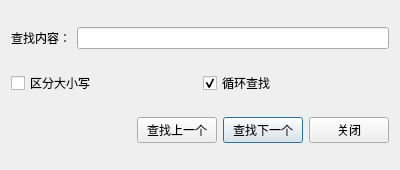
This is lab2/finddialog.ui in R7141/QtCourse as Qt 5 draws it before an edit. The edited form follows.
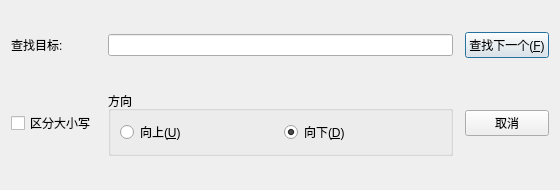
This is the edited form.

Commit message: feat: 完善查找替换对话框的ui设计、行号显示问题

Diff of the .ui file:
```diff
--- a/lab2/finddialog.ui
+++ b/lab2/finddialog.ui
@@ -6,41 +6,64 @@
    <rect>
     <x>0</x>
     <y>0</y>
-    <width>400</width>
-    <height>170</height>
+    <width>560</width>
+    <height>190</height>
    </rect>
   </property>
   <property name="windowTitle">
    <string>查找</string>
   </property>
-  <layout class="QVBoxLayout" name="verticalLayout">
-   <item>
-    <layout class="QHBoxLayout" name="findLayout">
-     <item>
+  <layout class="QGridLayout" name="gridLayout">
+   <property name="horizontalSpacing">
+    <number>12</number>
+   </property>
+   <property name="verticalSpacing">
+    <number>12</number>
+   </property>
+   <item row="0" column="0">
       <widget class="QLabel" name="findLabel">
        <property name="text">
-        <string>查找内容：</string>
+      <string>查找目标:</string>
        </property>
       </widget>
      </item>
-     <item>
+   <item row="0" column="1">
       <widget class="QLineEdit" name="findLineEdit"/>
      </item>
-    </layout>
+   <item row="0" column="2">
+    <widget class="QPushButton" name="findNextButton">
+     <property name="text">
+      <string>查找下一个(&amp;F)</string>
+     </property>
+     <property name="default">
+      <bool>true</bool>
+     </property>
+    </widget>
    </item>
-   <item>
-    <layout class="QHBoxLayout" name="optionLayout">
-     <item>
+   <item row="1" column="0">
       <widget class="QCheckBox" name="caseCheckBox">
        <property name="text">
         <string>区分大小写</string>
        </property>
       </widget>
      </item>
+   <item row="1" column="1">
+    <widget class="QGroupBox" name="directionGroup">
+     <property name="title">
+      <string>方向</string>
+     </property>
+     <layout class="QHBoxLayout" name="directionLayout">
      <item>
-      <widget class="QCheckBox" name="wrapCheckBox">
+       <widget class="QRadioButton" name="upRadioButton">
        <property name="text">
-        <string>循环查找</string>
+         <string>向上(&amp;U)</string>
+        </property>
+       </widget>
+      </item>
+      <item>
+       <widget class="QRadioButton" name="downRadioButton">
+        <property name="text">
+         <string>向下(&amp;D)</string>
        </property>
        <property name="checked">
         <bool>true</bool>
@@ -48,47 +71,14 @@
       </widget>
      </item>
     </layout>
-   </item>
-   <item>
-    <layout class="QHBoxLayout" name="buttonLayout">
-     <item>
-      <spacer name="horizontalSpacer">
-       <property name="orientation">
-        <enum>Qt::Horizontal</enum>
-       </property>
-       <property name="sizeHint" stdset="0">
-        <size>
-         <width>40</width>
-         <height>20</height>
-        </size>
-       </property>
-      </spacer>
-     </item>
-     <item>
-      <widget class="QPushButton" name="findPreviousButton">
-       <property name="text">
-        <string>查找上一个</string>
-       </property>
-      </widget>
-     </item>
-     <item>
-      <widget class="QPushButton" name="findNextButton">
+    </widget>
+   </item>
+   <item row="1" column="2">
+    <widget class="QPushButton" name="cancelButton">
        <property name="text">
-        <string>查找下一个</string>
-       </property>
-       <property name="default">
-        <bool>true</bool>
-       </property>
-      </widget>
-     </item>
-     <item>
-      <widget class="QPushButton" name="closeButton">
-       <property name="text">
-        <string>关闭</string>
-       </property>
-      </widget>
-     </item>
-    </layout>
+      <string>取消</string>
+     </property>
+    </widget>
    </item>
   </layout>
  </widget>
```
Lines whose indentation alone changed are shown as unchanged. The commit also changes 8 other files.
